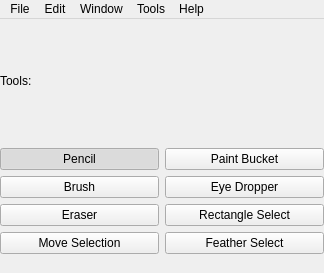
Qt form designer/BeeMasterUI.ui (skitzycat/beedraw) before a commit.
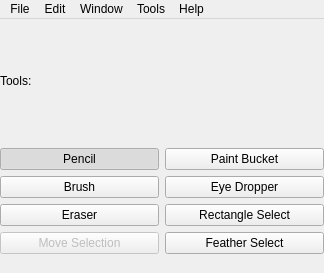
The same form after that commit.

Diff of the .ui file:
```diff
--- a/designer/BeeMasterUI.ui
+++ b/designer/BeeMasterUI.ui
@@ -152,6 +152,9 @@
       </item>
       <item row="3" column="0" >
        <widget class="QPushButton" name="move_selection_button" >
+        <property name="enabled" >
+         <bool>false</bool>
+        </property>
         <property name="text" >
          <string>Move Selection</string>
         </property>
```
Left out of the diff: 2 changed lines with no effect on the pictures.
